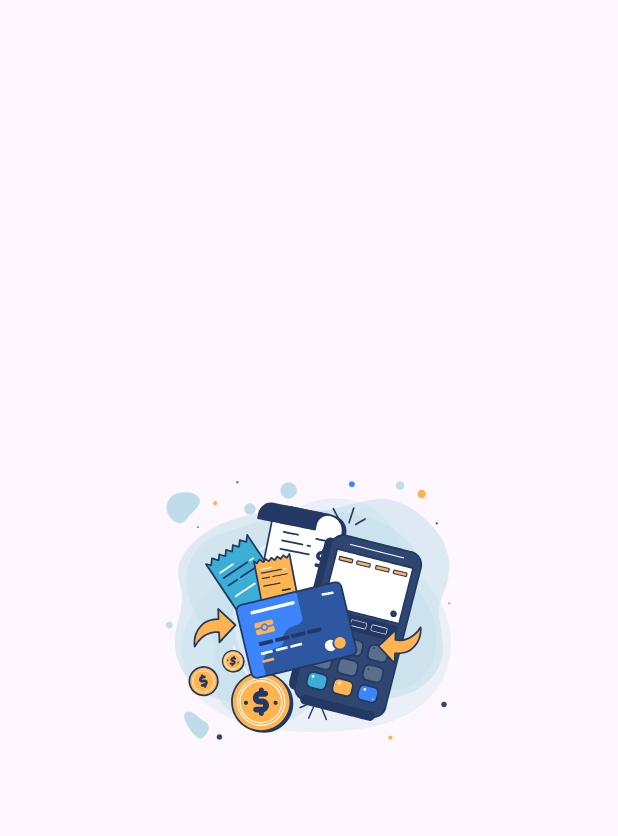
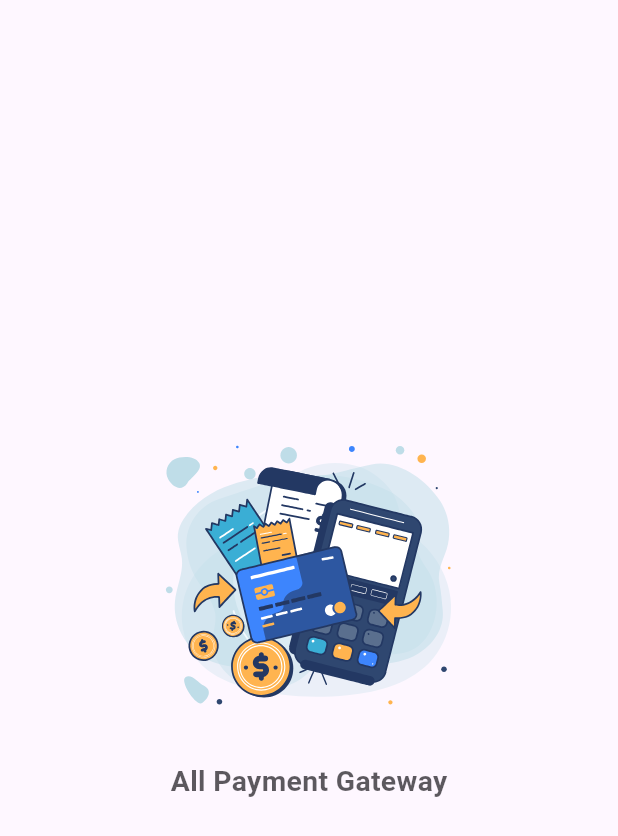
Before and after one commit to The-IK11/Flutter-All-Pay-G-Implementations, a Flutter app: the SplashScreen screen opened directly, on a phone screen of 412 x 824 dp. Shown: the top 836 px of the screen. Run offline on Flutter 3.47's test engine with Material 3 defaults, Android fonts, the phone set to English and light mode, and no system bars; our stand-ins replace dio, flutter_dotenv, get, lottie, webview_flutter; missing offline and left inert: aamarpay, bkash, flutter_paypal_payment, flutter_paystack_plus, flutter_sslcommerz, flutter_stripe and 5 more; key blocks and very long unbroken strings in the code were emptied for the run.

Commit message:
Enhance splash screen animations and improve Lottie asset availability check

```diff
--- a/lib/features/splash_screen/splash_screen.dart
+++ b/lib/features/splash_screen/splash_screen.dart
@@ -12,23 +12,39 @@ class SplashScreen extends StatefulWidget {
   State<SplashScreen> createState() => _SplashScreenState();
 }
 
-class _SplashScreenState extends State<SplashScreen> {
+class _SplashScreenState extends State<SplashScreen> with SingleTickerProviderStateMixin {
   bool _lottieAvailable = false;
+  late final AnimationController _textController;
+  late final Animation<double> _scaleAnim;
+  late final Animation<double> _fadeAnim;
 
   @override
   void initState() {
     super.initState();
-    // Check availability then wait 2 seconds and navigate
+    // prepare text animation immediately so animations are available on first build
+    _textController = AnimationController(vsync: this, duration: const Duration(milliseconds: 800));
+    _scaleAnim = Tween<double>(begin: 0.9, end: 1.05).animate(CurvedAnimation(parent: _textController, curve: Curves.easeInOut));
+    _fadeAnim = Tween<double>(begin: 0.6, end: 1.0).animate(CurvedAnimation(parent: _textController, curve: Curves.easeInOut));
+    _textController.repeat(reverse: true);
+
+    // Check availability (sets state when done)
     _checkLottieAsset().then((available) {
       if (mounted) setState(() => _lottieAvailable = available);
-    }).whenComplete(() {
+    });
+
+    // navigate after 2 seconds regardless
     Timer(const Duration(seconds: 2), () {
       if (!mounted) return;
       Navigator.of(context).pushReplacement(MaterialPageRoute(
         builder: (_) => const AllPaymentButtonScreen(),
       ));
     });
-    });
+  }
+
+  @override
+  void dispose() {
+    _textController.dispose();
+    super.dispose();
   }
 
   Future<bool> _checkLottieAsset() async {
@@ -48,7 +64,10 @@ class _SplashScreenState extends State<SplashScreen> {
       body: Center(
         child: Padding(
           padding: const EdgeInsets.all(24.0),
-          child: _lottieAvailable
+          child: Column(
+            mainAxisSize: MainAxisSize.min,
+            children: [
+              _lottieAvailable
                   ? Lottie.asset(
                       'assets/lotties/online_payment.json',
                       width: 200,
@@ -60,6 +79,19 @@ class _SplashScreenState extends State<SplashScreen> {
                       height: 120,
                       child: Center(child: CircularProgressIndicator()),
                     ),
+              const SizedBox(height: 18),
+              ScaleTransition(
+                scale: _scaleAnim,
+                child: FadeTransition(
+                  opacity: _fadeAnim,
+                  child: const Text(
+                    'All Payment Gateway',
+                    style: TextStyle(fontSize: 20, fontWeight: FontWeight.bold),
+                  ),
+                ),
+              ),
+            ],
+          ),
         ),
       ),
     );
```
Lines whose indentation alone changed are shown as unchanged.
